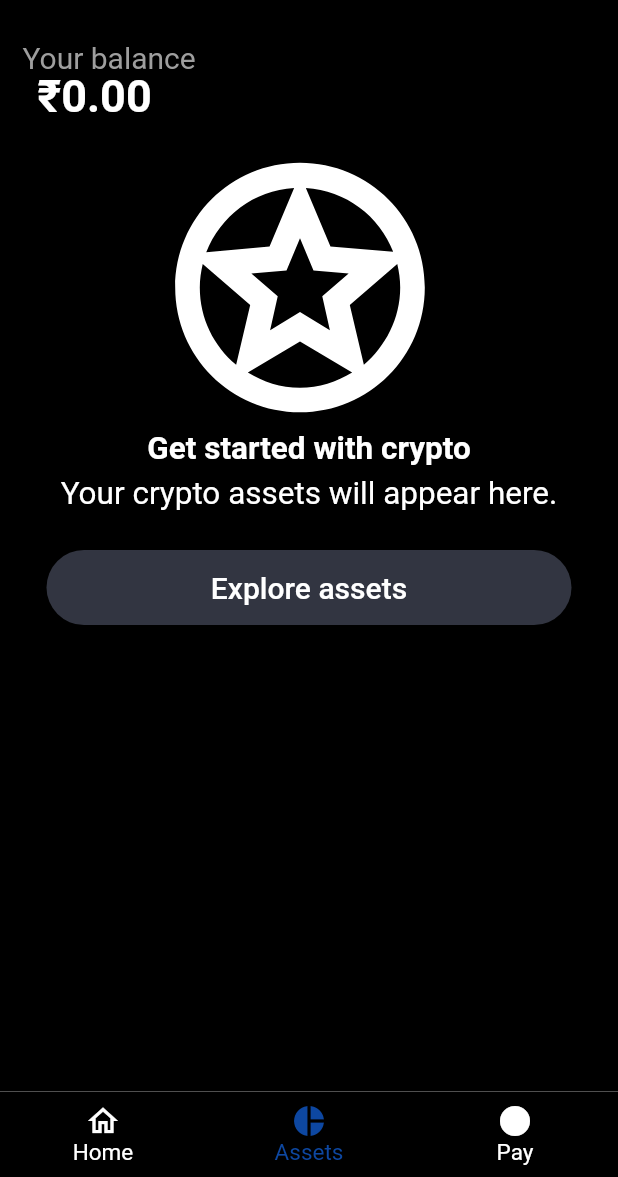
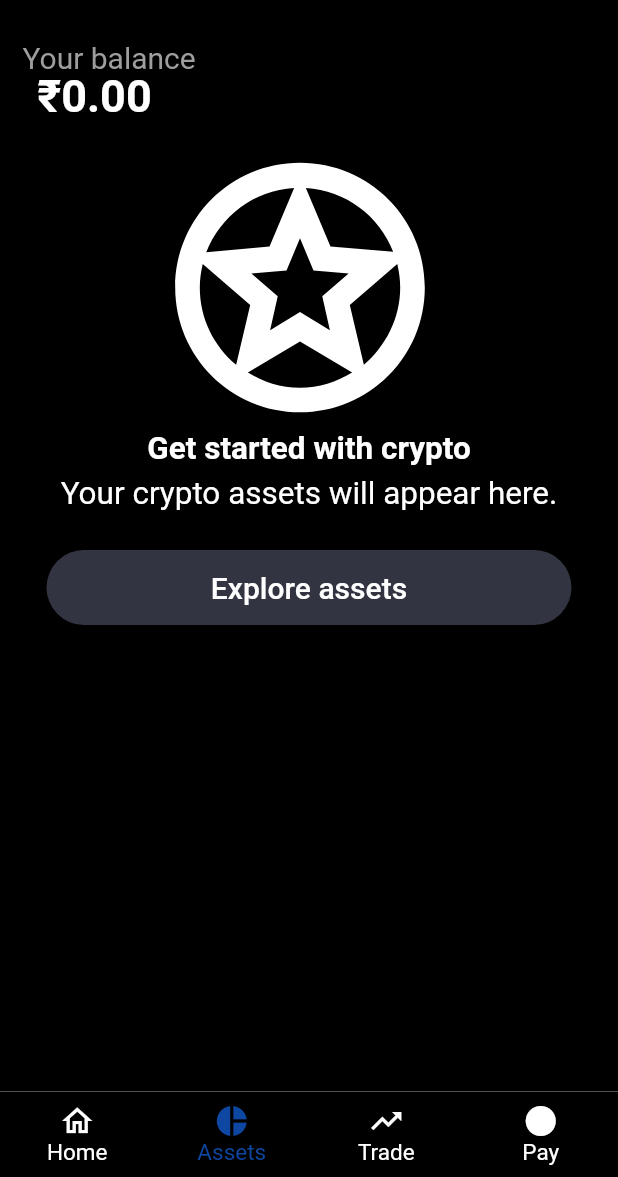
Before and after one commit to RustyRishii/CoinbaseClone, a Flutter app: the screen it shows after launch, item 2 of the bottom bar chosen, on a phone screen of 412 x 824 dp, the part 59-1236 px from its top. Run offline on Flutter 3.47's test engine with Material 2 defaults, Android fonts, the phone set to English and light mode, and no system bars; network calls fail.

Commit message:
Re-enable the trade page

```diff
--- a/coinbaseclone/lib/Trade.dart
+++ b/coinbaseclone/lib/Trade.dart
@@ -1,5 +1,3 @@
-/*
-
 import 'package:flutter/material.dart';
 import 'package:coinbaseclone/earn.dart';
 import 'package:coinbaseclone/image.dart';
@@ -46,6 +44,3 @@ class _tradeState extends State<trade> {
     );
   }
 }
-
-
- */
--- a/coinbaseclone/lib/main.dart
+++ b/coinbaseclone/lib/main.dart
@@ -2,7 +2,7 @@ import 'package:flutter/material.dart';
 import 'package:coinbaseclone/Assets.dart';
 import 'package:coinbaseclone/Home.dart';
 import 'package:coinbaseclone/Pay.dart';
-//import 'package:coinbaseclone/Trade.dart';
+import 'package:coinbaseclone/Trade.dart';
 import 'package:coinbaseclone/wallet.dart';
 
 import 'image.dart';
@@ -28,7 +28,7 @@ class _MyAppState extends State<MyApp> {
   final List<Widget> children = [
     const home(),
     const assets(),
-    //const trade(),
+    const trade(),
     const pay(),
   ];
 
@@ -58,7 +58,7 @@ class _MyAppState extends State<MyApp> {
           items: const [
             BottomNavigationBarItem(icon: Icon(Icons.home_outlined), label: "Home"),
             BottomNavigationBarItem(icon: Icon(Icons.pie_chart), label: "Assets"),
-           // BottomNavigationBarItem(icon: Icon(Icons.trending_up), label: "Trade"),
+            BottomNavigationBarItem(icon: Icon(Icons.trending_up), label: "Trade"),
             BottomNavigationBarItem(icon: Icon(Icons.circle), label: "Pay"),
           ],
         ),
```
